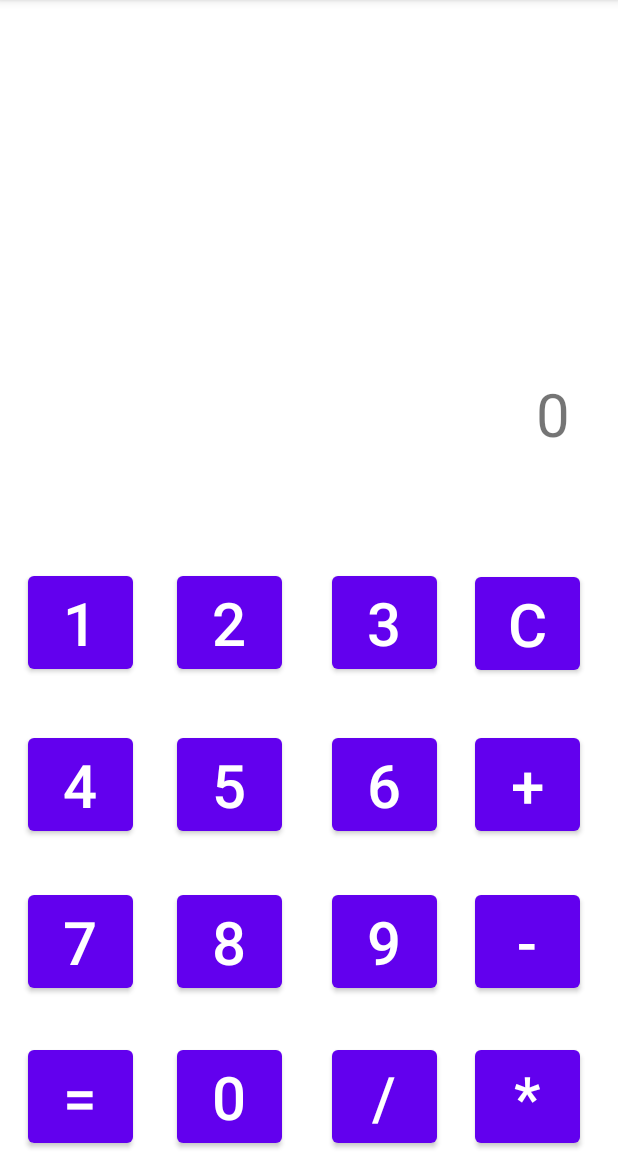
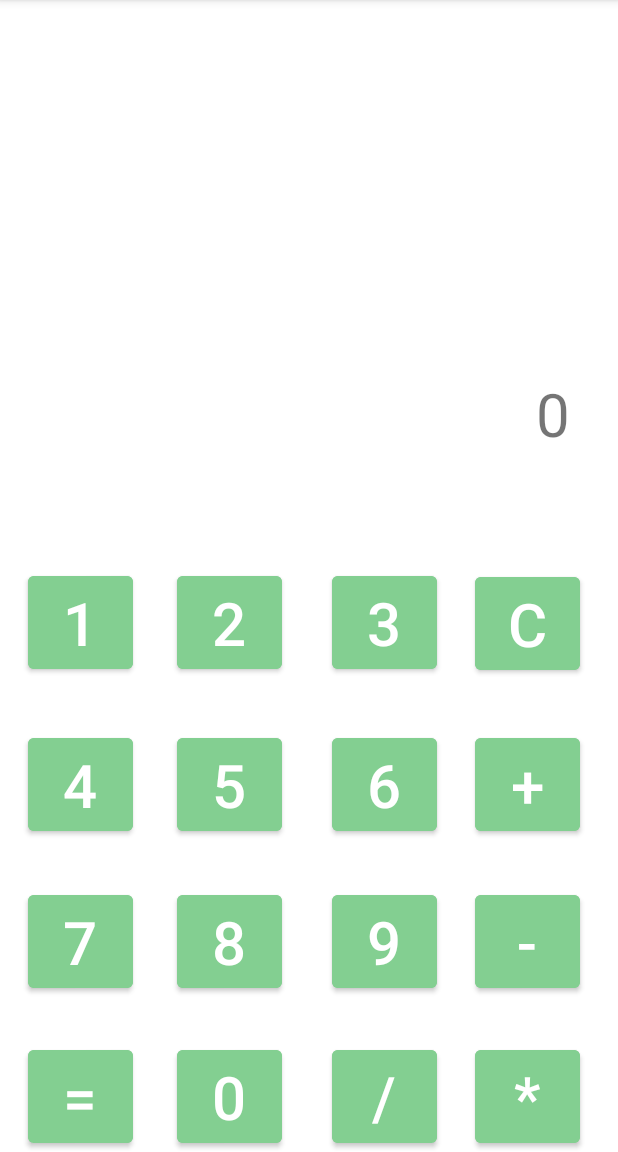
Before and after one commit to Alexey-geek/Calculator3, an Android app: the screen it shows after launch (MainActivity), on a phone screen of 412 x 824 dp, the part 84-1236 px from its top. Run offline under Robolectric (Android 15) with nearby library versions, the phone set to English and light mode, and no system bars.

Commit message:
Теперь все кнопки материал + переделан цвет кнопок

```diff
--- a/app/src/main/res/layout/activity_main.xml
+++ b/app/src/main/res/layout/activity_main.xml
@@ -6,7 +6,7 @@
     android:layout_height="match_parent"
     tools:context=".MainActivity">
 
-    <Button
+    <com.google.android.material.button.MaterialButton
         android:id="@+id/buttonOne"
         android:text="@string/textButtonOne"
         app:layout_constraintBottom_toBottomOf="parent"
@@ -17,7 +17,7 @@
         app:layout_constraintVertical_bias="0.545"
         style="@style/StyleButtons"/>
 
-    <Button
+    <com.google.android.material.button.MaterialButton
         android:id="@+id/buttonTwo"
         android:text="@string/textButtonTwo"
         app:layout_constraintBottom_toBottomOf="parent"
@@ -27,9 +27,8 @@
         app:layout_constraintTop_toTopOf="parent"
         app:layout_constraintVertical_bias="0.545"
         style="@style/StyleButtons"/>
-
-    <Button
-        android:id="@+id/buttonThree"
+    <com.google.android.material.button.MaterialButton
+    android:id="@+id/buttonThree"
         android:text="@string/textButtonThree"
         app:layout_constraintBottom_toBottomOf="parent"
         app:layout_constraintEnd_toEndOf="parent"
@@ -38,9 +37,8 @@
         app:layout_constraintTop_toTopOf="parent"
         app:layout_constraintVertical_bias="0.545"
         style="@style/StyleButtons"/>
-
-    <Button
-        android:id="@+id/buttonFour"
+    <com.google.android.material.button.MaterialButton
+    android:id="@+id/buttonFour"
         android:text="@string/textButtonFour"
         app:layout_constraintBottom_toBottomOf="parent"
         app:layout_constraintEnd_toEndOf="parent"
@@ -50,8 +48,8 @@
         app:layout_constraintVertical_bias="0.7"
         style="@style/StyleButtons"/>
 
-    <Button
-        android:id="@+id/buttonFive"
+    <com.google.android.material.button.MaterialButton
+    android:id="@+id/buttonFive"
         android:text="@string/textButtonOneFive"
         app:layout_constraintBottom_toBottomOf="parent"
         app:layout_constraintEnd_toEndOf="parent"
@@ -61,7 +59,7 @@
         app:layout_constraintVertical_bias="0.7"
         style="@style/StyleButtons"/>
 
-    <Button
+    <com.google.android.material.button.MaterialButton
         android:id="@+id/buttonSix"
         android:text="@string/textButtonOneSix"
         app:layout_constraintBottom_toBottomOf="parent"
@@ -72,7 +70,7 @@
         app:layout_constraintVertical_bias="0.7"
         style="@style/StyleButtons"/>
 
-    <Button
+    <com.google.android.material.button.MaterialButton
         android:id="@+id/buttonSeven"
         android:text="@string/textButtonSeven"
         app:layout_constraintBottom_toBottomOf="parent"
@@ -83,7 +81,7 @@
         app:layout_constraintVertical_bias="0.851"
         style="@style/StyleButtons"/>
 
-    <Button
+    <com.google.android.material.button.MaterialButton
         android:id="@+id/buttonEight"
         android:text="@string/textButtonEight"
         app:layout_constraintBottom_toBottomOf="parent"
@@ -94,7 +92,7 @@
         app:layout_constraintVertical_bias="0.851"
         style="@style/StyleButtons"/>
 
-    <Button
+    <com.google.android.material.button.MaterialButton
         android:id="@+id/buttonNine"
         android:text="@string/textButtonNine"
         app:layout_constraintBottom_toBottomOf="parent"
@@ -105,7 +103,7 @@
         app:layout_constraintVertical_bias="0.851"
         style="@style/StyleButtons"/>
 
-    <Button
+    <com.google.android.material.button.MaterialButton
         android:id="@+id/buttonClear"
         android:text="@string/textButtonClear"
         app:layout_constraintBottom_toBottomOf="parent"
@@ -116,7 +114,7 @@
         app:layout_constraintVertical_bias="0.546"
         style="@style/StyleButtons"/>
 
-    <Button
+    <com.google.android.material.button.MaterialButton
         android:id="@+id/buttonEqual"
         android:text="@string/textButtonEqual"
         app:layout_constraintBottom_toBottomOf="parent"
@@ -127,7 +125,7 @@
         app:layout_constraintVertical_bias="1.0"
         style="@style/StyleButtons"/>
 
-    <Button
+    <com.google.android.material.button.MaterialButton
         android:id="@+id/buttonZero"
         android:text="@string/textButtonZero"
         app:layout_constraintBottom_toBottomOf="parent"
@@ -138,7 +136,7 @@
         app:layout_constraintVertical_bias="1.0"
         style="@style/StyleButtons"/>
 
-    <Button
+    <com.google.android.material.button.MaterialButton
         android:id="@+id/buttonSum"
         android:text="@string/textButtonSum"
         app:layout_constraintBottom_toBottomOf="parent"
@@ -149,7 +147,7 @@
         app:layout_constraintVertical_bias="0.7"
         style="@style/StyleButtons"/>
 
-    <Button
+    <com.google.android.material.button.MaterialButton
         android:id="@+id/buttonDif"
         android:text="@string/textButtonDif"
         app:layout_constraintBottom_toBottomOf="parent"
@@ -160,7 +158,7 @@
         app:layout_constraintVertical_bias="0.851"
         style="@style/StyleButtons"/>
 
-    <Button
+    <com.google.android.material.button.MaterialButton
         android:id="@+id/buttonCom"
         android:text="@string/textButtonCom"
         app:layout_constraintBottom_toBottomOf="parent"
@@ -171,7 +169,7 @@
         app:layout_constraintVertical_bias="1.0"
         style="@style/StyleButtons"/>
 
-    <Button
+    <com.google.android.material.button.MaterialButton
         android:id="@+id/buttonDiv"
         android:text="@string/textButtonDiv"
         app:layout_constraintBottom_toBottomOf="parent"
--- a/app/src/main/res/values/colors.xml
+++ b/app/src/main/res/values/colors.xml
@@ -7,4 +7,5 @@
     <color name="teal_700">#FF018786</color>
     <color name="black">#FF000000</color>
     <color name="white">#FFFFFFFF</color>
+    <color name="LigthGreen">#83cf91</color>
 </resources>
--- a/app/src/main/res/values/themes.xml
+++ b/app/src/main/res/values/themes.xml
@@ -17,5 +17,6 @@
         <item name="android:layout_width">@dimen/buttonWidth</item>
         <item name="android:layout_height">wrap_content</item>
         <item name="android:textSize">@dimen/buttonTextSize</item>
+        <item name="android:backgroundTint">@color/LigthGreen</item>
     </style>
 </resources>
```
